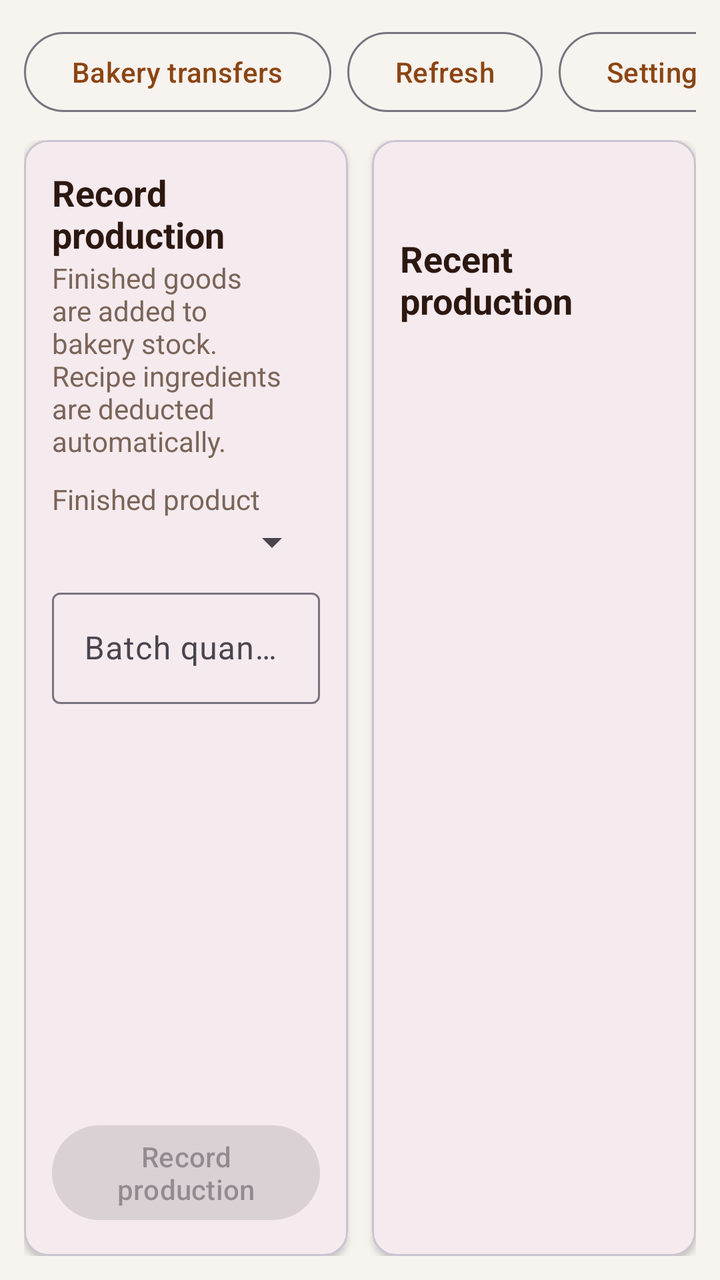
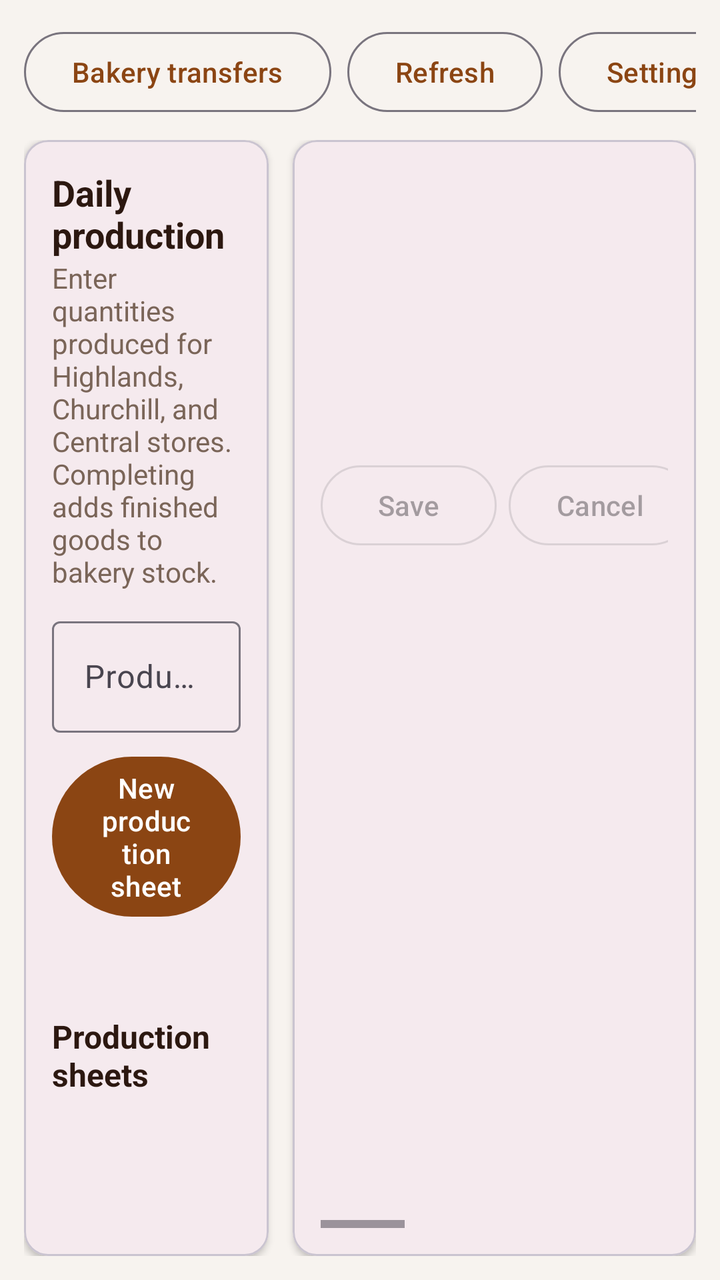

Compare the two renders of this Android layout. The source of the first and the diff that turns it into the second are given below.
<!-- AndroidManifest.xml: application theme Theme.CafeDeParisKitchen -->
<!-- res/layout/activity_bakery_production.xml -->
<?xml version="1.0" encoding="utf-8"?>
<LinearLayout
    xmlns:android="http://schemas.android.com/apk/res/android"
    xmlns:app="http://schemas.android.com/apk/res-auto"
    android:layout_width="match_parent"
    android:layout_height="match_parent"
    android:background="@color/background"
    android:orientation="vertical"
    android:padding="12dp">

    <LinearLayout
        android:layout_width="match_parent"
        android:layout_height="wrap_content"
        android:gravity="center_vertical"
        android:orientation="horizontal">

        <LinearLayout
            android:layout_width="0dp"
            android:layout_height="wrap_content"
            android:layout_weight="1"
            android:orientation="vertical">

            <TextView
                android:id="@+id/branchLabel"
                android:layout_width="wrap_content"
                android:layout_height="wrap_content"
                android:textColor="@color/text_primary"
                android:textSize="20sp"
                android:textStyle="bold" />

            <TextView
                android:id="@+id/staffLabel"
                android:layout_width="wrap_content"
                android:layout_height="wrap_content"
                android:textColor="@color/text_muted" />
        </LinearLayout>

        <ProgressBar
            android:id="@+id/progress"
            android:layout_width="28dp"
            android:layout_height="28dp"
            android:layout_marginEnd="10dp"
            android:visibility="gone" />

        <com.google.android.material.button.MaterialButton
            android:id="@+id/transfersButton"
            style="@style/Widget.Material3.Button.OutlinedButton"
            android:layout_width="wrap_content"
            android:layout_height="wrap_content"
            android:layout_marginEnd="8dp"
            android:text="@string/bakery_transfers" />

        <com.google.android.material.button.MaterialButton
            android:id="@+id/refreshButton"
            style="@style/Widget.Material3.Button.OutlinedButton"
            android:layout_width="wrap_content"
            android:layout_height="wrap_content"
            android:layout_marginEnd="8dp"
            android:text="@string/refresh" />

        <com.google.android.material.button.MaterialButton
            android:id="@+id/settingsButton"
            style="@style/Widget.Material3.Button.OutlinedButton"
            android:layout_width="wrap_content"
            android:layout_height="wrap_content"
            android:layout_marginEnd="8dp"
            android:text="@string/settings" />

        <com.google.android.material.button.MaterialButton
            android:id="@+id/logoutButton"
            style="@style/Widget.Material3.Button.TextButton"
            android:layout_width="wrap_content"
            android:layout_height="wrap_content"
            android:text="@string/logout" />
    </LinearLayout>

    <TextView
        android:id="@+id/errorBanner"
        android:layout_width="match_parent"
        android:layout_height="wrap_content"
        android:layout_marginTop="8dp"
        android:background="@color/error_banner"
        android:padding="10dp"
        android:textColor="@color/error"
        android:visibility="gone" />

    <LinearLayout
        android:layout_width="match_parent"
        android:layout_height="0dp"
        android:layout_marginTop="10dp"
        android:layout_weight="1"
        android:orientation="horizontal">

        <com.google.android.material.card.MaterialCardView
            android:layout_width="0dp"
            android:layout_height="match_parent"
            android:layout_marginEnd="6dp"
            android:layout_weight="1"
            app:cardElevation="2dp">

            <LinearLayout
                android:layout_width="match_parent"
                android:layout_height="match_parent"
                android:orientation="vertical"
                android:padding="14dp">

                <TextView
                    android:layout_width="match_parent"
                    android:layout_height="wrap_content"
                    android:text="@string/bakery_record_production"
                    android:textColor="@color/text_primary"
                    android:textSize="18sp"
                    android:textStyle="bold" />

                <TextView
                    android:layout_width="match_parent"
                    android:layout_height="wrap_content"
                    android:layout_marginBottom="10dp"
                    android:text="@string/bakery_production_hint"
                    android:textColor="@color/text_muted" />

                <TextView
                    android:layout_width="match_parent"
                    android:layout_height="wrap_content"
                    android:text="@string/bakery_finished_product"
                    android:textColor="@color/text_muted" />

                <Spinner
                    android:id="@+id/productSpinner"
                    android:layout_width="match_parent"
                    android:layout_height="wrap_content" />

                <com.google.android.material.textfield.TextInputLayout
                    android:layout_width="match_parent"
                    android:layout_height="wrap_content"
                    android:layout_marginTop="8dp"
                    android:hint="@string/bakery_batch_quantity">

                    <com.google.android.material.textfield.TextInputEditText
                        android:id="@+id/quantityInput"
                        android:layout_width="match_parent"
                        android:layout_height="wrap_content"
                        android:inputType="numberDecimal" />
                </com.google.android.material.textfield.TextInputLayout>

                <TextView
                    android:id="@+id/previewMessage"
                    android:layout_width="match_parent"
                    android:layout_height="wrap_content"
                    android:layout_marginVertical="8dp"
                    android:textColor="@color/text_muted" />

                <ScrollView
                    android:layout_width="match_parent"
                    android:layout_height="0dp"
                    android:layout_weight="1"
                    android:fillViewport="true">

                    <LinearLayout
                        android:id="@+id/previewLines"
                        android:layout_width="match_parent"
                        android:layout_height="wrap_content"
                        android:orientation="vertical" />
                </ScrollView>

                <com.google.android.material.button.MaterialButton
                    android:id="@+id/recordButton"
                    android:layout_width="match_parent"
                    android:layout_height="wrap_content"
                    android:enabled="false"
                    android:text="@string/bakery_record_production" />
            </LinearLayout>
        </com.google.android.material.card.MaterialCardView>

        <com.google.android.material.card.MaterialCardView
            android:layout_width="0dp"
            android:layout_height="match_parent"
            android:layout_marginStart="6dp"
            android:layout_weight="1"
            app:cardElevation="2dp">

            <LinearLayout
                android:layout_width="match_parent"
                android:layout_height="match_parent"
                android:orientation="vertical"
                android:padding="14dp">

                <LinearLayout
                    android:layout_width="match_parent"
                    android:layout_height="wrap_content"
                    android:orientation="horizontal">

                    <TextView
                        android:id="@+id/stockStat"
                        android:layout_width="0dp"
                        android:layout_height="wrap_content"
                        android:layout_weight="1"
                        android:textColor="@color/text_primary"
                        android:textStyle="bold" />

                    <TextView
                        android:id="@+id/batchesStat"
                        android:layout_width="0dp"
                        android:layout_height="wrap_content"
                        android:layout_weight="1"
                        android:gravity="end"
                        android:textColor="@color/text_primary"
                        android:textStyle="bold" />
                </LinearLayout>

                <TextView
                    android:layout_width="match_parent"
                    android:layout_height="wrap_content"
                    android:layout_marginTop="14dp"
                    android:layout_marginBottom="6dp"
                    android:text="@string/bakery_recent_production"
                    android:textColor="@color/text_primary"
                    android:textSize="18sp"
                    android:textStyle="bold" />

                <ScrollView
                    android:layout_width="match_parent"
                    android:layout_height="0dp"
                    android:layout_weight="1">

                    <LinearLayout
                        android:id="@+id/historyLines"
                        android:layout_width="match_parent"
                        android:layout_height="wrap_content"
                        android:orientation="vertical" />
                </ScrollView>
            </LinearLayout>
        </com.google.android.material.card.MaterialCardView>
    </LinearLayout>
</LinearLayout>
<!-- resources referenced by this layout -->
<resources>
  <color name="background">#F7F3EF</color>
  <color name="error">#B42318</color>
  <color name="error_banner">#FDECEA</color>
  <color name="text_muted">#7A6558</color>
  <color name="text_primary">#2C1810</color>
  <string name="bakery_batch_quantity">Batch quantity</string>
  <string name="bakery_finished_product">Finished product</string>
  <string name="bakery_production_hint">Finished goods are added to bakery stock. Recipe ingredients are deducted automatically.</string>
  <string name="bakery_recent_production">Recent production</string>
  <string name="bakery_record_production">Record production</string>
  <string name="bakery_transfers">Bakery transfers</string>
  <string name="logout">Log out</string>
  <string name="refresh">Refresh</string>
  <string name="settings">Settings</string>
  <style name="Theme.CafeDeParisKitchen" parent="Theme.Material3.Light.NoActionBar">
          <item name="colorPrimary">@color/accent</item>
          <item name="colorOnPrimary">@android:color/white</item>
          <item name="android:statusBarColor">@color/accent</item>
          <item name="android:navigationBarColor">@color/background</item>
      </style>
  <color name="accent">#8B4513</color>
</resources>

<!-- the commit's change to res/layout/activity_bakery_production.xml (unified diff, before → after) -->
@@ -95,7 +95,7 @@
             android:layout_width="0dp"
             android:layout_height="match_parent"
             android:layout_marginEnd="6dp"
-            android:layout_weight="1"
+            android:layout_weight="0.85"
             app:cardElevation="2dp">
 
             <LinearLayout
@@ -107,7 +107,7 @@
                 <TextView
                     android:layout_width="match_parent"
                     android:layout_height="wrap_content"
-                    android:text="@string/bakery_record_production"
+                    android:text="@string/bakery_daily_production"
                     android:textColor="@color/text_primary"
                     android:textSize="18sp"
                     android:textStyle="bold" />
@@ -116,59 +116,74 @@
                     android:layout_width="match_parent"
                     android:layout_height="wrap_content"
                     android:layout_marginBottom="10dp"
-                    android:text="@string/bakery_production_hint"
+                    android:text="@string/bakery_production_sheet_hint"
                     android:textColor="@color/text_muted" />
 
+                <com.google.android.material.textfield.TextInputLayout
+                    android:layout_width="match_parent"
+                    android:layout_height="wrap_content"
+                    android:hint="@string/bakery_production_date">
+
+                    <com.google.android.material.textfield.TextInputEditText
+                        android:id="@+id/productionDateInput"
+                        android:layout_width="match_parent"
+                        android:layout_height="wrap_content"
+                        android:inputType="date"
+                        android:maxLines="1" />
+                </com.google.android.material.textfield.TextInputLayout>
+
+                <com.google.android.material.button.MaterialButton
+                    android:id="@+id/startSheetButton"
+                    android:layout_width="match_parent"
+                    android:layout_height="wrap_content"
+                    android:layout_marginTop="8dp"
+                    android:text="@string/bakery_start_production" />
+
+                <LinearLayout
+                    android:layout_width="match_parent"
+                    android:layout_height="wrap_content"
+                    android:layout_marginTop="12dp"
+                    android:orientation="horizontal">
+
+                    <TextView
+                        android:id="@+id/draftStat"
+                        android:layout_width="0dp"
+                        android:layout_height="wrap_content"
+                        android:layout_weight="1"
+                        android:textColor="@color/text_primary"
+                        android:textStyle="bold" />
+
+                    <TextView
+                        android:id="@+id/completedStat"
+                        android:layout_width="0dp"
+                        android:layout_height="wrap_content"
+                        android:layout_weight="1"
+                        android:gravity="end"
+                        android:textColor="@color/text_primary"
+                        android:textStyle="bold" />
+                </LinearLayout>
+
                 <TextView
                     android:layout_width="match_parent"
                     android:layout_height="wrap_content"
-                    android:text="@string/bakery_finished_product"
-                    android:textColor="@color/text_muted" />
-
-                <Spinner
-                    android:id="@+id/productSpinner"
-                    android:layout_width="match_parent"
-                    android:layout_height="wrap_content" />
-
-                <com.google.android.material.textfield.TextInputLayout
-                    android:layout_width="match_parent"
-                    android:layout_height="wrap_content"
-                    android:layout_marginTop="8dp"
-                    android:hint="@string/bakery_batch_quantity">
-
-                    <com.google.android.material.textfield.TextInputEditText
-                        android:id="@+id/quantityInput"
-                        android:layout_width="match_parent"
-                        android:layout_height="wrap_content"
-                        android:inputType="numberDecimal" />
-                </com.google.android.material.textfield.TextInputLayout>
-
-                <TextView
-                    android:id="@+id/previewMessage"
-                    android:layout_width="match_parent"
-                    android:layout_height="wrap_content"
-                    android:layout_marginVertical="8dp"
-                    android:textColor="@color/text_muted" />
+                    android:layout_marginTop="14dp"
+                    android:layout_marginBottom="6dp"
+                    android:text="@string/bakery_production_history"
+                    android:textColor="@color/text_primary"
+                    android:textSize="16sp"
+                    android:textStyle="bold" />
 
                 <ScrollView
                     android:layout_width="match_parent"
                     android:layout_height="0dp"
-                    android:layout_weight="1"
-                    android:fillViewport="true">
+                    android:layout_weight="1">
 
                     <LinearLayout
-                        android:id="@+id/previewLines"
+                        android:id="@+id/sheetsList"
                         android:layout_width="match_parent"
                         android:layout_height="wrap_content"
                         android:orientation="vertical" />
                 </ScrollView>
-
-                <com.google.android.material.button.MaterialButton
-                    android:id="@+id/recordButton"
-                    android:layout_width="match_parent"
-                    android:layout_height="wrap_content"
-                    android:enabled="false"
-                    android:text="@string/bakery_record_production" />
             </LinearLayout>
         </com.google.android.material.card.MaterialCardView>
 
@@ -176,7 +191,7 @@
             android:layout_width="0dp"
             android:layout_height="match_parent"
             android:layout_marginStart="6dp"
-            android:layout_weight="1"
+            android:layout_weight="1.4"
             app:cardElevation="2dp">
 
             <LinearLayout
@@ -188,47 +203,77 @@
                 <LinearLayout
                     android:layout_width="match_parent"
                     android:layout_height="wrap_content"
+                    android:gravity="center_vertical"
                     android:orientation="horizontal">
 
-                    <TextView
-                        android:id="@+id/stockStat"
+                    <LinearLayout
                         android:layout_width="0dp"
                         android:layout_height="wrap_content"
                         android:layout_weight="1"
-                        android:textColor="@color/text_primary"
-                        android:textStyle="bold" />
-
-                    <TextView
-                        android:id="@+id/batchesStat"
-                        android:layout_width="0dp"
-                        android:layout_height="wrap_content"
-                        android:layout_weight="1"
-                        android:gravity="end"
-                        android:textColor="@color/text_primary"
-                        android:textStyle="bold" />
+                        android:orientation="vertical">
+
+                        <TextView
+                            android:id="@+id/activeSheetTitle"
+                            android:layout_width="match_parent"
+                            android:layout_height="wrap_content"
+                            android:text="@string/bakery_no_active_sheet"
+                            android:textColor="@color/text_primary"
+                            android:textSize="18sp"
+                            android:textStyle="bold" />
+
+                        <TextView
+                            android:id="@+id/activeSheetMeta"
+                            android:layout_width="match_parent"
+                            android:layout_height="wrap_content"
+                            android:textColor="@color/text_muted" />
+                    </LinearLayout>
+
+                    <com.google.android.material.button.MaterialButton
+                        android:id="@+id/saveSheetButton"
+                        style="@style/Widget.Material3.Button.OutlinedButton"
+                        android:layout_width="wrap_content"
+                        android:layout_height="wrap_content"
+                        android:layout_marginEnd="6dp"
+                        android:enabled="false"
+                        android:text="@string/bakery_save_progress" />
+
+                    <com.google.android.material.button.MaterialButton
+                        android:id="@+id/cancelSheetButton"
+                        style="@style/Widget.Material3.Button.OutlinedButton"
+                        android:layout_width="wrap_content"
+                        android:layout_height="wrap_content"
+                        android:layout_marginEnd="6dp"
+                        android:enabled="false"
+                        android:text="@string/bakery_cancel_sheet" />
+
+                    <com.google.android.material.button.MaterialButton
+                        android:id="@+id/completeSheetButton"
+                        android:layout_width="wrap_content"
+                        android:layout_height="wrap_content"
+                        android:enabled="false"
+                        android:text="@string/bakery_complete_production" />
                 </LinearLayout>
 
-                <TextView
-                    android:layout_width="match_parent"
-                    android:layout_height="wrap_content"
-                    android:layout_marginTop="14dp"
-                    android:layout_marginBottom="6dp"
-                    android:text="@string/bakery_recent_production"
-                    android:textColor="@color/text_primary"
-                    android:textSize="18sp"
-                    android:textStyle="bold" />
-
-                <ScrollView
+                <HorizontalScrollView
                     android:layout_width="match_parent"
                     android:layout_height="0dp"
-                    android:layout_weight="1">
-
-                    <LinearLayout
-                        android:id="@+id/historyLines"
-                        android:layout_width="match_parent"
-                        android:layout_height="wrap_content"
-                        android:orientation="vertical" />
-                </ScrollView>
+                    android:layout_marginTop="10dp"
+                    android:layout_weight="1"
+                    android:fillViewport="true">
+
+                    <ScrollView
+                        android:layout_width="wrap_content"
+                        android:layout_height="match_parent"
+                        android:fillViewport="true">
+
+                        <LinearLayout
+                            android:id="@+id/sheetLines"
+                            android:layout_width="wrap_content"
+                            android:layout_height="wrap_content"
+                            android:minWidth="720dp"
+                            android:orientation="vertical" />
+                    </ScrollView>
+                </HorizontalScrollView>
             </LinearLayout>
         </com.google.android.material.card.MaterialCardView>
     </LinearLayout>
<!-- resource entries referenced after the edit -->
@@ -5,11 +5,15 @@
   <color name="error_banner">#FDECEA</color>
   <color name="text_muted">#7A6558</color>
   <color name="text_primary">#2C1810</color>
-  <string name="bakery_batch_quantity">Batch quantity</string>
-  <string name="bakery_finished_product">Finished product</string>
-  <string name="bakery_production_hint">Finished goods are added to bakery stock. Recipe ingredients are deducted automatically.</string>
-  <string name="bakery_recent_production">Recent production</string>
-  <string name="bakery_record_production">Record production</string>
+  <string name="bakery_cancel_sheet">Cancel</string>
+  <string name="bakery_complete_production">Complete</string>
+  <string name="bakery_daily_production">Daily production</string>
+  <string name="bakery_no_active_sheet">No active sheet</string>
+  <string name="bakery_production_date">Production date</string>
+  <string name="bakery_production_history">Production sheets</string>
+  <string name="bakery_production_sheet_hint">Enter quantities produced for Highlands, Churchill, and Central stores. Completing adds finished goods to bakery stock.</string>
+  <string name="bakery_save_progress">Save</string>
+  <string name="bakery_start_production">New production sheet</string>
   <string name="bakery_transfers">Bakery transfers</string>
   <string name="logout">Log out</string>
   <string name="refresh">Refresh</string>
